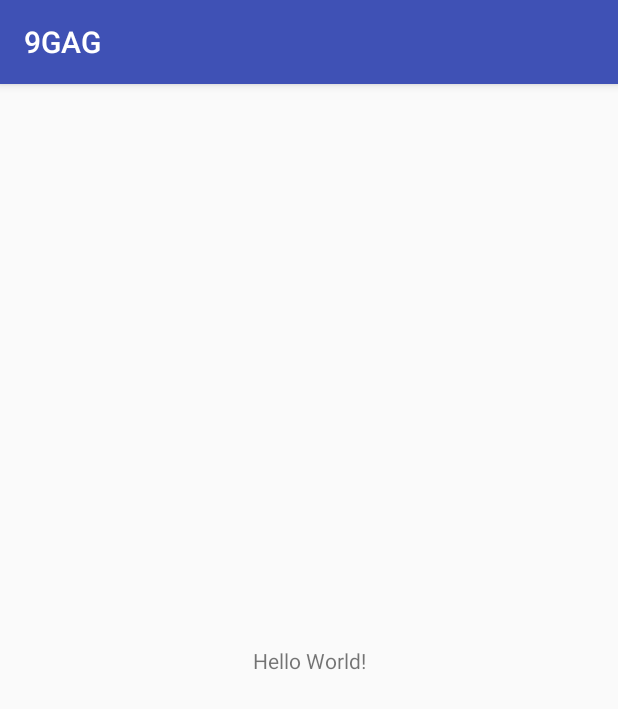
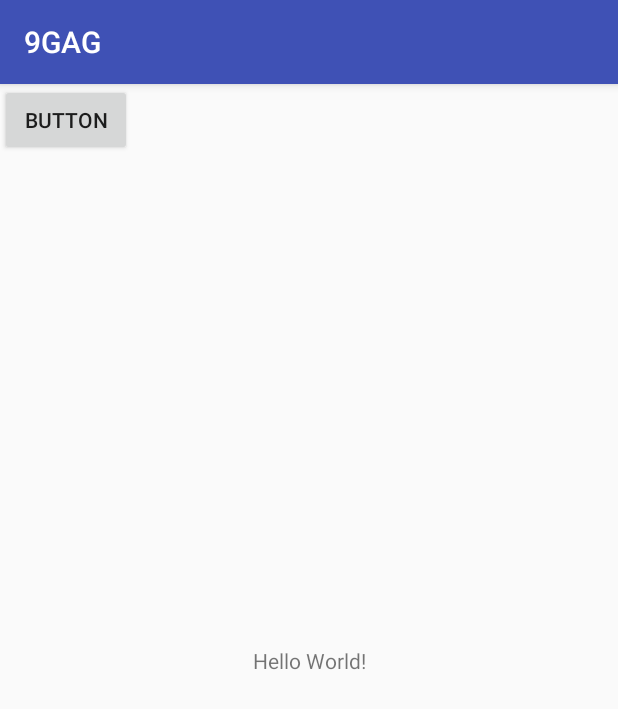
Before and after one commit to Fadhilamadan/9GAG, an Android app: the screen it shows after launch (mainActivity), on a phone screen of 412 x 824 dp. Shown: the top 709 px of the screen. Run offline under Robolectric (Android 15) with nearby library versions, the phone set to English and light mode, and no system bars.

Commit message:
Button
tambah button

```diff
--- a/app/src/main/res/layout/activity_main.xml
+++ b/app/src/main/res/layout/activity_main.xml
@@ -15,4 +15,12 @@
         app:layout_constraintRight_toRightOf="parent"
         app:layout_constraintTop_toTopOf="parent" />
 
+    <Button
+        android:id="@+id/button"
+        android:layout_width="wrap_content"
+        android:layout_height="wrap_content"
+        android:text="Button"
+        tools:layout_editor_absoluteX="146dp"
+        tools:layout_editor_absoluteY="175dp" />
+
 </android.support.constraint.ConstraintLayout>
```
